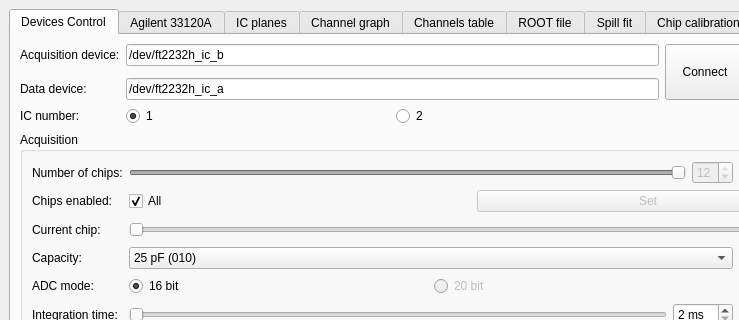
This is mainwindow.ui in MichaelColonel/ICControl as Qt 5 draws it before an edit; both pictures show x 0 to 739 and y 0 to 320 of the 851 by 672 pixel window. The edited form follows.
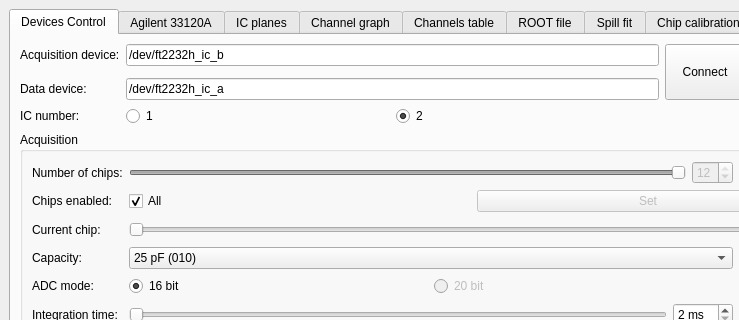
This is the edited form. Custom widgets are drawn as their Qt base class.

```diff
--- a/mainwindow.ui
+++ b/mainwindow.ui
@@ -625,7 +625,7 @@
                <string>1</string>
               </property>
               <property name="checked">
-               <bool>true</bool>
+               <bool>false</bool>
               </property>
               <attribute name="buttonGroup">
                <string notr="true">ButtonGroup_SelectedCamera</string>
@@ -637,6 +637,9 @@
               <property name="text">
                <string>2</string>
               </property>
+              <property name="checked">
+               <bool>true</bool>
+              </property>
               <attribute name="buttonGroup">
                <string notr="true">ButtonGroup_SelectedCamera</string>
               </attribute>
```
